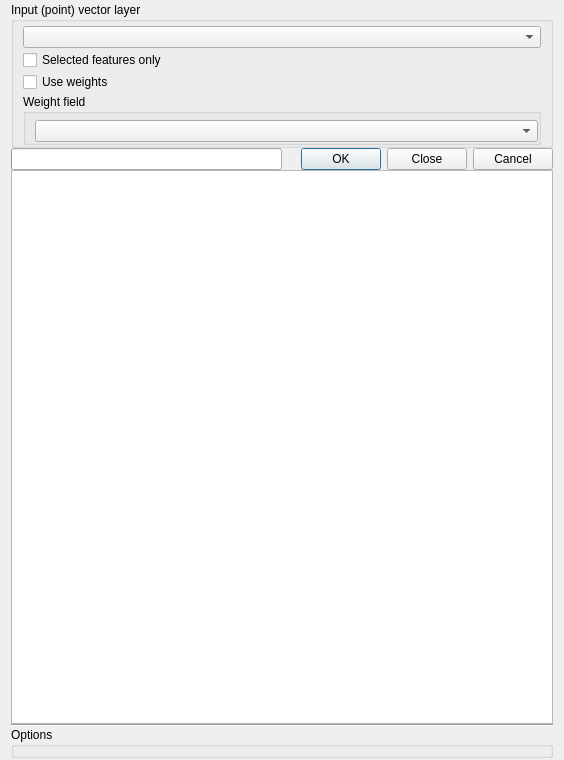
Above: SDEllipse.ui from havatv/qgisstandarddeviationalellipseplugin before the change. Below: the same form after it.
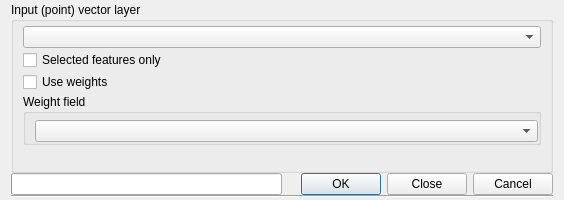
That is the form after the change.

Diff of the .ui file:
```diff
--- a/SDEllipse.ui
+++ b/SDEllipse.ui
@@ -7,7 +7,7 @@
     <x>0</x>
     <y>0</y>
     <width>564</width>
-    <height>760</height>
+    <height>200</height>
    </rect>
   </property>
   <property name="windowTitle">
@@ -91,6 +91,19 @@
         </layout>
        </widget>
       </item>
+      <item>
+       <spacer name="verticalSpacer">
+        <property name="orientation">
+         <enum>Qt::Vertical</enum>
+        </property>
+        <property name="sizeHint" stdset="0">
+         <size>
+          <width>20</width>
+          <height>40</height>
+         </size>
+        </property>
+       </spacer>
+      </item>
      </layout>
     </widget>
    </item>
@@ -111,45 +124,6 @@
      </item>
     </layout>
    </item>
-   <item>
-    <layout class="QVBoxLayout" name="verticalLayout_5">
-     <property name="spacing">
-      <number>0</number>
-     </property>
-     <item>
-      <widget class="QGraphicsView" name="histogramGraphicsView">
-       <property name="sizePolicy">
-        <sizepolicy hsizetype="Expanding" vsizetype="Expanding">
-         <horstretch>0</horstretch>
-         <verstretch>1</verstretch>
-        </sizepolicy>
-       </property>
-       <property name="minimumSize">
-        <size>
-         <width>10</width>
-         <height>10</height>
-        </size>
-       </property>
-       <property name="font">
-        <font>
-         <weight>75</weight>
-         <italic>true</italic>
-         <bold>true</bold>
-        </font>
-       </property>
-       <property name="verticalScrollBarPolicy">
-        <enum>Qt::ScrollBarAlwaysOff</enum>
-       </property>
-       <property name="horizontalScrollBarPolicy">
-        <enum>Qt::ScrollBarAlwaysOff</enum>
-       </property>
-       <property name="interactive">
-        <bool>false</bool>
-       </property>
-      </widget>
-     </item>
-    </layout>
-   </item>
    <item>
     <widget class="Line" name="line">
      <property name="orientation">
@@ -157,24 +131,6 @@
      </property>
     </widget>
    </item>
-   <item>
-    <widget class="QGroupBox" name="groupBox_4">
-     <property name="title">
-      <string>Options</string>
-     </property>
-     <layout class="QVBoxLayout" name="verticalLayout_2">
-      <property name="spacing">
-       <number>2</number>
-      </property>
-      <property name="topMargin">
-       <number>4</number>
-      </property>
-      <property name="bottomMargin">
-       <number>2</number>
-      </property>
-     </layout>
-    </widget>
-   </item>
   </layout>
  </widget>
  <resources/>
```
